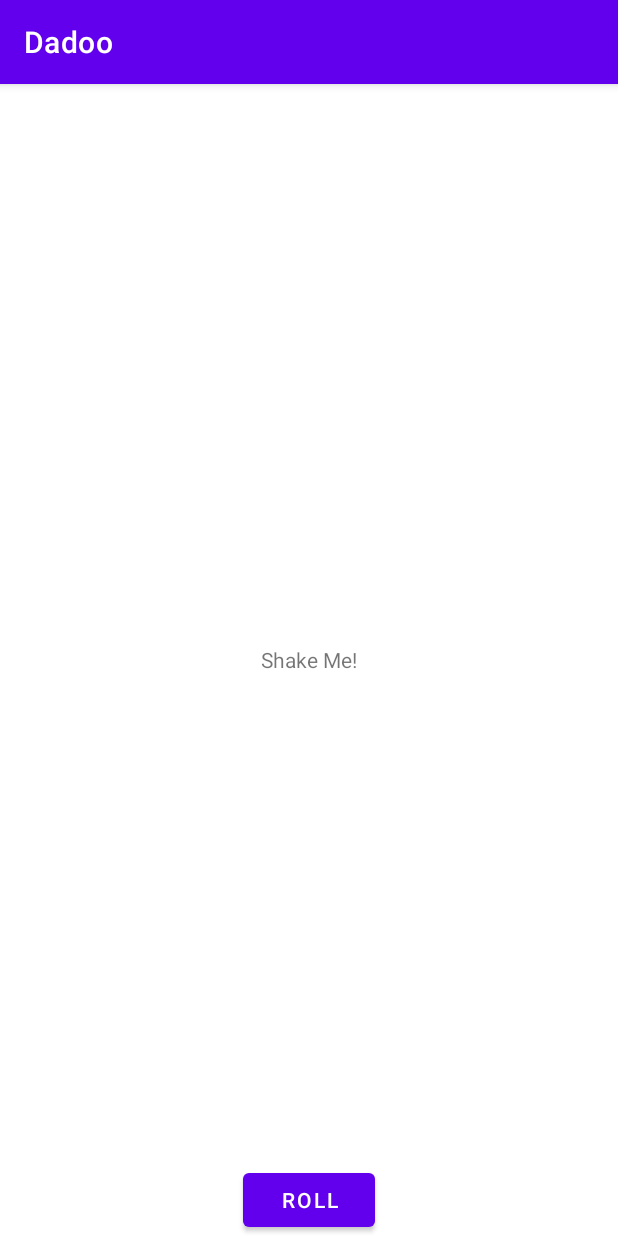
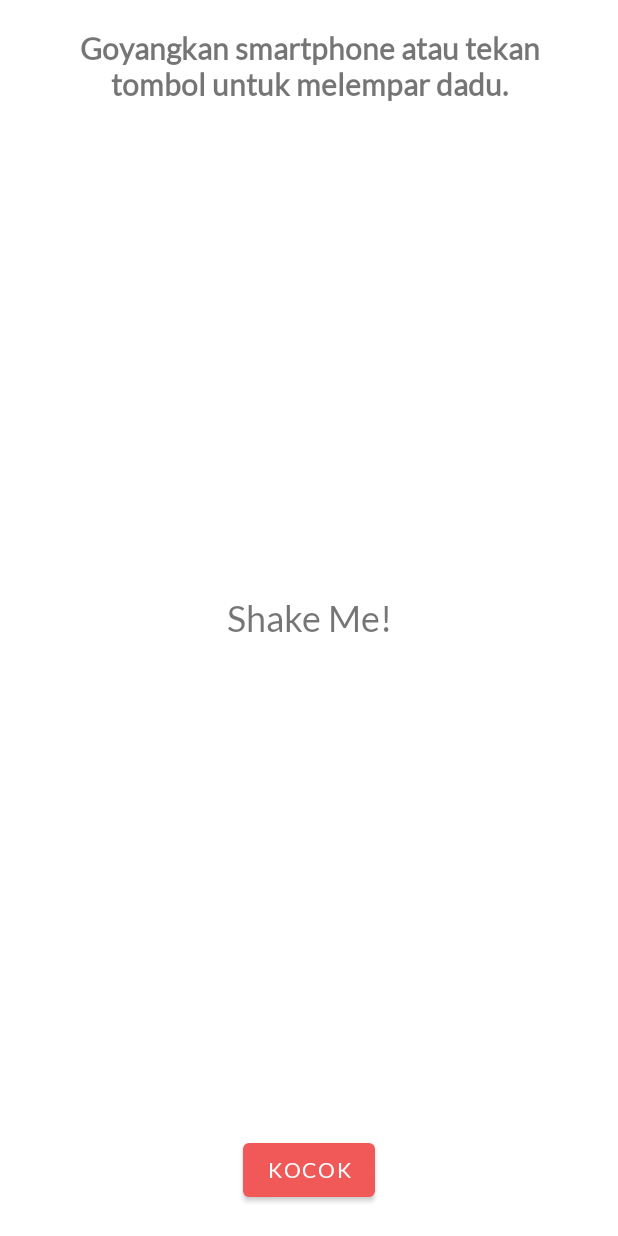
Before and after one commit to obedkristiaji/Dadoo-Lempar-Dadu-Virtual, an Android app: the screen it shows after launch (MainActivity), on a phone screen of 412 x 824 dp. Run offline under Robolectric (Android 15) with nearby library versions, the light colour scheme and no system bars.

Commit message:
Interface (#2)
* Splash screen + fonts

* Interface updates

* Button repositioned

* Update HomeFragment.java

Co-authored-by: Obed Kristiaji <57378618+obedkristiaji@users.noreply.github.com>

```diff
--- a/app/src/main/AndroidManifest.xml
+++ b/app/src/main/AndroidManifest.xml
@@ -10,13 +10,16 @@
         android:roundIcon="@drawable/dadu4"
         android:supportsRtl="true"
         android:theme="@style/Theme.Dadoo">
-        <activity android:name="id.ac.unpar.informatika.dadoo.MainActivity">
+        <activity android:name=".SplashActivity">
             <intent-filter>
                 <action android:name="android.intent.action.MAIN" />
 
                 <category android:name="android.intent.category.LAUNCHER" />
             </intent-filter>
         </activity>
+        <activity android:name=".MainActivity">
+
+        </activity>
     </application>
 
 </manifest>
--- /dev/null
+++ b/app/src/main/java/id/ac/unpar/informatika/dadoo/SplashActivity.java
@@ -0,0 +1,39 @@
+package id.ac.unpar.informatika.dadoo;
+
+import androidx.appcompat.app.AppCompatActivity;
+
+import android.content.Intent;
+import android.os.Bundle;
+import android.os.Handler;
+import android.util.Log;
+import android.view.View;
+import android.view.WindowManager;
+
+public class SplashActivity extends AppCompatActivity {
+    @Override
+    protected void onCreate(Bundle savedInstanceState) {
+        super.onCreate(savedInstanceState);
+        setContentView(R.layout.activity_splash);
+
+        View decorView = getWindow().getDecorView();
+        decorView.setSystemUiVisibility(
+                View.SYSTEM_UI_FLAG_IMMERSIVE_STICKY
+                        // Set the content to appear under the system bars so that the
+                        // content doesn't resize when the system bars hide and show.
+                        | View.SYSTEM_UI_FLAG_LAYOUT_STABLE
+                        | View.SYSTEM_UI_FLAG_LAYOUT_HIDE_NAVIGATION
+                        | View.SYSTEM_UI_FLAG_LAYOUT_FULLSCREEN
+                        // Hide the nav bar and status bar
+                        | View.SYSTEM_UI_FLAG_HIDE_NAVIGATION
+                        | View.SYSTEM_UI_FLAG_FULLSCREEN);
+
+        new Handler().postDelayed(new Runnable() {
+            @Override
+            public void run() {
+                Intent intent = new Intent(SplashActivity.this, MainActivity.class);
+                startActivity(intent);
+                finish();
+            }
+        },3000);
+    }
+}
--- a/app/src/main/java/id/ac/unpar/informatika/dadoo/view/HomeFragment.java
+++ b/app/src/main/java/id/ac/unpar/informatika/dadoo/view/HomeFragment.java
@@ -33,7 +33,7 @@ public class HomeFragment extends Fragment implements View.OnClickListener {
         View view = FragmentHomeBinding.inflate(inflater, container, false).getRoot();
         this.binding = FragmentHomeBinding.bind(view);
 
-        this.binding.btnRng.setOnClickListener(this);
+        this.binding.btnKocok.setOnClickListener(this);
         return view;
     }
 
@@ -79,7 +79,7 @@ public class HomeFragment extends Fragment implements View.OnClickListener {
 
     @Override
     public void onClick(View v) {
-        if(v == this.binding.btnRng){
+        if(v == this.binding.btnKocok){
             Vibrator vib = (Vibrator)  getActivity().getSystemService(Context.VIBRATOR_SERVICE);
             if (Build.VERSION.SDK_INT >= Build.VERSION_CODES.O) {
                 vib.vibrate(VibrationEffect.createOneShot(200, VibrationEffect.DEFAULT_AMPLITUDE));
--- /dev/null
+++ b/app/src/main/res/layout/activity_splash.xml
@@ -0,0 +1,17 @@
+<?xml version="1.0" encoding="utf-8"?>
+<RelativeLayout xmlns:android="http://schemas.android.com/apk/res/android"
+    android:layout_width="match_parent"
+    android:layout_height="match_parent"
+    android:background="@color/primary">
+
+<TextView
+    android:layout_width="wrap_content"
+    android:layout_height="wrap_content"
+    android:layout_centerHorizontal="true"
+    android:layout_centerVertical="true"
+    android:text="@string/app_name"
+    android:textColor="@color/white"
+    android:fontFamily="@font/nova_flat_regular"
+    android:textSize="120px"/>
+
+</RelativeLayout>
--- a/app/src/main/res/layout/fragment_home.xml
+++ b/app/src/main/res/layout/fragment_home.xml
@@ -2,15 +2,29 @@
 <RelativeLayout
     xmlns:android="http://schemas.android.com/apk/res/android"
     android:layout_width="match_parent"
-    android:layout_height="match_parent">
+    android:layout_height="match_parent"
+    android:orientation="vertical"
+    android:layout_margin = "@dimen/app_margin">
 
     <TextView
-        android:id="@+id/tv_angka"
-        android:layout_width="wrap_content"
+        android:id="@+id/tv_instruksi"
+        android:layout_width="match_parent"
         android:layout_height="wrap_content"
-        android:layout_centerVertical="true"
-        android:layout_centerHorizontal="true"
-        android:text="Shake Me!" />
+        android:textAlignment="center"
+        android:text="@string/instruksi"
+        android:textStyle="bold"
+        android:textSize="@dimen/font_20"/>
+
+    <TextView
+        android:id="@+id/tv_hasil"
+        android:layout_width="match_parent"
+        android:layout_height="match_parent"
+        android:layout_below="@id/tv_instruksi"
+        android:layout_above="@id/btn_kocok"
+        android:textAlignment="center"
+        android:gravity="center"
+        android:textSize="@dimen/font_24"
+        android:text="@string/shake_me" />
 
     <ImageView
         android:id="@+id/imgDadu"
@@ -20,12 +34,11 @@
         android:layout_centerHorizontal="true"/>
 
     <Button
-        android:id="@+id/btn_rng"
+        android:id="@+id/btn_kocok"
         android:layout_width="wrap_content"
         android:layout_height="wrap_content"
-        android:layout_gravity="center_horizontal"
         android:layout_alignParentBottom="true"
         android:layout_centerHorizontal="true"
-        android:text="ROLL"/>
+        android:text="@string/kocok"/>
 
 </RelativeLayout>
--- a/app/src/main/res/values-night/themes.xml
+++ b/app/src/main/res/values-night/themes.xml
@@ -1,6 +1,8 @@
 <resources xmlns:tools="http://schemas.android.com/tools">
     <!-- Base application theme. -->
-    <style name="Theme.Dadoo" parent="Theme.MaterialComponents.DayNight.DarkActionBar">
+    <style name="Theme.Dadoo" parent="Theme.MaterialComponents.DayNight.NoActionBar">
+        <!-- Font family. -->
+        <item name="android:fontFamily">@font/lato_regular</item>
         <!-- Primary brand color. -->
         <item name="colorPrimary">@color/purple_200</item>
         <item name="colorPrimaryVariant">@color/purple_700</item>
--- a/app/src/main/res/values/colors.xml
+++ b/app/src/main/res/values/colors.xml
@@ -7,4 +7,5 @@
     <color name="teal_700">#FF018786</color>
     <color name="black">#FF000000</color>
     <color name="white">#FFFFFFFF</color>
+    <color name="primary">#FFF15858</color>
 </resources>
--- /dev/null
+++ b/app/src/main/res/values/dimens.xml
@@ -0,0 +1,7 @@
+<?xml version="1.0" encoding="utf-8"?>
+<resources>
+    <dimen name="app_margin">20dp</dimen>
+
+    <dimen name="font_20">20sp</dimen>
+    <dimen name="font_24">24sp</dimen>
+</resources>
--- a/app/src/main/res/values/strings.xml
+++ b/app/src/main/res/values/strings.xml
@@ -1,3 +1,6 @@
 <resources>
     <string name="app_name">Dadoo</string>
+    <string name="instruksi">Goyangkan smartphone atau tekan tombol untuk melempar dadu.</string>
+    <string name="shake_me">Shake Me!</string>
+    <string name="kocok">Kocok</string>
 </resources>
--- a/app/src/main/res/values/themes.xml
+++ b/app/src/main/res/values/themes.xml
@@ -1,9 +1,11 @@
 <resources xmlns:tools="http://schemas.android.com/tools">
     <!-- Base application theme. -->
-    <style name="Theme.Dadoo" parent="Theme.MaterialComponents.DayNight.DarkActionBar">
+    <style name="Theme.Dadoo" parent="Theme.MaterialComponents.DayNight.NoActionBar">
+        <!-- Font family. -->
+        <item name="android:fontFamily">@font/lato_regular</item>
         <!-- Primary brand color. -->
-        <item name="colorPrimary">@color/purple_500</item>
-        <item name="colorPrimaryVariant">@color/purple_700</item>
+        <item name="colorPrimary">@color/primary</item>
+        <item name="colorPrimaryVariant">@color/primary</item>
         <item name="colorOnPrimary">@color/white</item>
         <!-- Secondary brand color. -->
         <item name="colorSecondary">@color/teal_200</item>
```
Also changed, not shown: app/src/main/res/font/lato_regular.ttf (added), app/src/main/res/font/nova_flat_regular.ttf (added).
